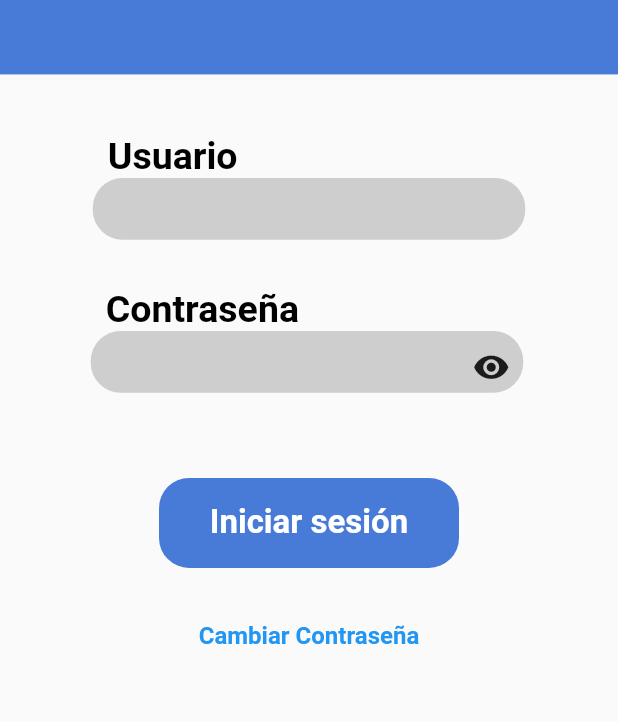
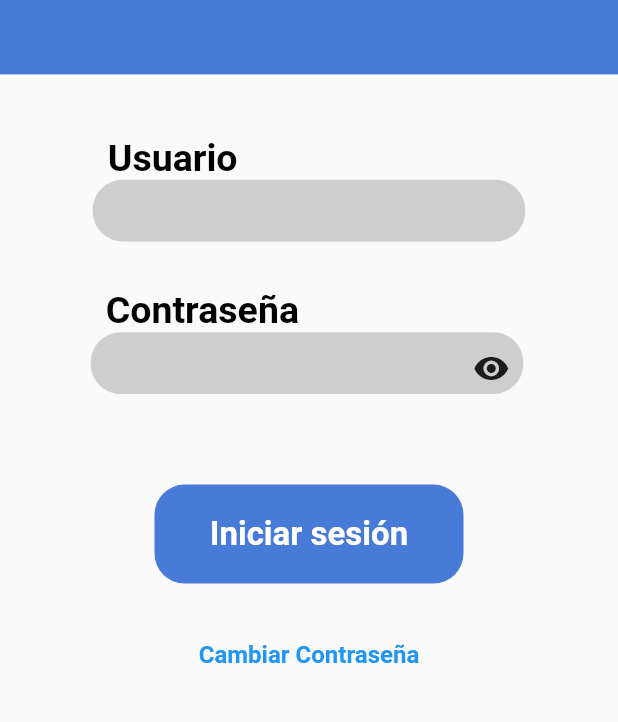
Before and after one commit to hughdide84/aulanosa2023Flutter, a Flutter app: the screen it shows after launch, on a phone screen of 412 x 824 dp, the part 420-1142 px from its top. Run offline on Flutter 3.47's test engine with Material 2 defaults, Android fonts, the phone set to English and light mode, and no system bars; our stand-ins replace animate_do, flutter_zoom_drawer, table_calendar.

Commit message:
correccion login alturas y anchuras relativas

```diff
--- a/Proyecto_Principal/aulanosa_app/lib/pantallas/login.dart
+++ b/Proyecto_Principal/aulanosa_app/lib/pantallas/login.dart
@@ -99,7 +99,7 @@ class Login2 extends State<Login>{
                 key: formKey,
                 child: Column(
                   children: [
-                    const SizedBox(height: 40),
+                     SizedBox(height: heightA * 0.05),
 
                     //columna con el texto 'usuario' y su respectivo cuadro de texto
                     Column(
@@ -156,7 +156,7 @@ class Login2 extends State<Login>{
                       ],
                     ),
 
-                    const SizedBox(height: 25,),
+                    SizedBox(height: heightA * 0.03,),
 
                     //columna con el texto 'contraseña' y su respectivo cuadro de texto
                     Column(
@@ -205,7 +205,7 @@ class Login2 extends State<Login>{
                             Container(
                               margin: EdgeInsets.only(left: widthA*0.59),
                               child: IconButton(
-                                iconSize: 25,
+                                iconSize: heightA * 0.03,
                                 icon: const Icon(Icons.visibility),
                                 // En este onPressed llamo a la función que cambia la visibilidad de la contraseña //
                                 onPressed: () {
@@ -219,7 +219,7 @@ class Login2 extends State<Login>{
                     ),
 
                     // Espaciador entre containers //
-                    const SizedBox(height: 50,),
+                    SizedBox(height: heightA * 0.065,),
 
                     //boton de iniciar sesión
                     InkWell(
@@ -246,14 +246,14 @@ class Login2 extends State<Login>{
                           )
                         ),
                         alignment: Alignment.center,
-                        height: 60,
-                        width: 200,
+                        height: heightA * 0.08,
+                        width: widthA * 0.5,
                         child: const Text("Iniciar sesión", style: TextStyle(fontSize: 22, color: Colors.white, fontWeight: FontWeight.bold),),
                       ),
                     ),
 
                     // Espaciador entre containers //
-                    const SizedBox(height: 20),
+                    SizedBox(height: heightA * 0.025),
 
                     //boton de cambio de contraseña //
                     InkWell(
@@ -263,8 +263,8 @@ class Login2 extends State<Login>{
                       },
                       child: Container(
                         alignment: Alignment.center,
-                        height: 50,
-                        width: 150,
+                        height: heightA * 0.065,
+                        width: widthA * 0.45,
                         child: const Text("Cambiar Contraseña", style: TextStyle(fontSize: 16, color: Colors.blue, fontWeight: FontWeight.bold),),
                       ),
                     ),
```
